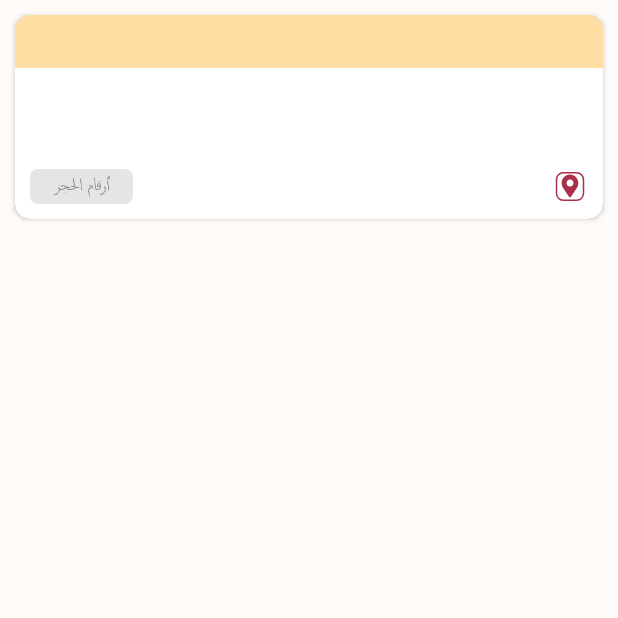
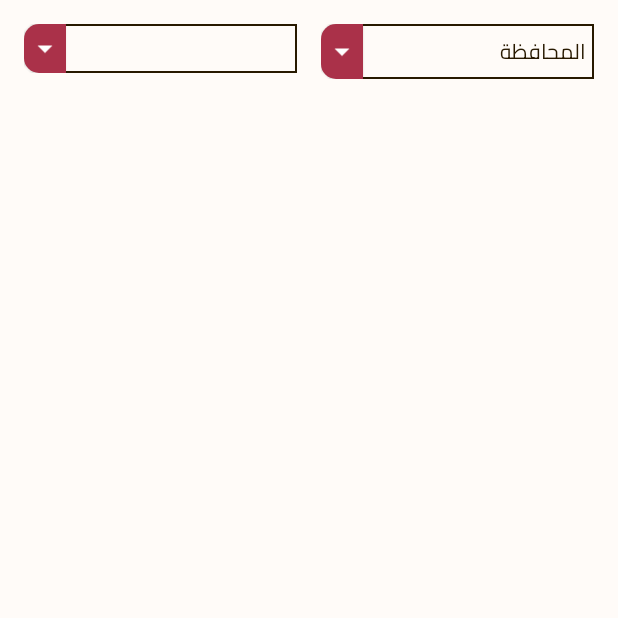
Before and after one commit to albasheer276/DoctorsPhones, an Android app: the screen it shows after launch (MainActivity), on a phone screen of 412 x 824 dp, the top half of it. Run offline under Robolectric (Android 15) with nearby library versions, the phone set to English and light mode, and no system bars.

Commit message:
create spinner layout

```diff
--- a/app/build.gradle
+++ b/app/build.gradle
@@ -1,6 +1,8 @@
 plugins {
     id 'com.android.application'
     id 'org.jetbrains.kotlin.android'
+    id 'kotlin-kapt'
+    id 'dagger.hilt.android.plugin'
 }
 
 android {
@@ -29,6 +31,10 @@ android {
     kotlinOptions {
         jvmTarget = '1.8'
     }
+
+    buildFeatures {
+        viewBinding true
+    }
 }
 
 dependencies {
@@ -40,4 +46,8 @@ dependencies {
     testImplementation 'junit:junit:4.13.2'
     androidTestImplementation 'androidx.test.ext:junit:1.1.3'
     androidTestImplementation 'androidx.test.espresso:espresso-core:3.4.0'
+
+    // dagger hilt
+    implementation "com.google.dagger:hilt-android:2.41"
+    kapt "com.google.dagger:hilt-compiler:2.41"
 }
--- a/app/src/main/java/it/doctorphones/com/MainActivity.kt
+++ b/app/src/main/java/it/doctorphones/com/MainActivity.kt
@@ -2,10 +2,26 @@ package it.doctorphones.com
 
 import androidx.appcompat.app.AppCompatActivity
 import android.os.Bundle
+import android.util.Log
+import android.view.LayoutInflater
+import it.doctorphones.com.databinding.ActivityMainBinding
+import it.doctorphones.com.databinding.SpinnersLayoutBinding
+import it.doctorphones.com.utils.SearchableSpinnerUtil
+import it.doctorphones.com.utils.provinces
 
 class MainActivity : AppCompatActivity() {
+    private val _log = "MainActivity_DP"
+    private lateinit var mBinding: ActivityMainBinding
     override fun onCreate(savedInstanceState: Bundle?) {
         super.onCreate(savedInstanceState)
-        setContentView(R.layout.activity_main)
+        mBinding = ActivityMainBinding.inflate(layoutInflater)
+        setContentView(mBinding.root)
+
+        val spinnerBinding = mBinding.spinnerLayout
+        spinnerBinding.spinnerTxtProvince.setOnClickListener {
+            SearchableSpinnerUtil.setupSearchableSpinner(this, provinces, "المحافظات"){ position: Int, selectedString: String ->
+                Log.d(_log, "onCreate: $position $selectedString")
+            }
+        }
     }
 }
--- /dev/null
+++ b/app/src/main/java/it/doctorphones/com/app/BaseApp.kt
@@ -0,0 +1,7 @@
+package it.doctorphones.com.app
+
+import android.app.Application
+import dagger.hilt.android.HiltAndroidApp
+
+@HiltAndroidApp
+class BaseApp: Application()
--- /dev/null
+++ b/app/src/main/java/it/doctorphones/com/app/DataModule.kt
@@ -0,0 +1,10 @@
+package it.doctorphones.com.app
+
+import dagger.Module
+import dagger.hilt.InstallIn
+import dagger.hilt.components.SingletonComponent
+
+@Module
+@InstallIn(SingletonComponent::class)
+object DataModule {
+}
--- /dev/null
+++ b/app/src/main/java/it/doctorphones/com/utils/Constants.kt
@@ -0,0 +1,22 @@
+package it.doctorphones.com.utils
+
+val provinces = arrayListOf(
+    "بابل",
+    "بغداد",
+    "اربيل",
+    "الانبار",
+    "البصرة",
+    "دهوك",
+    "الديوانية",
+    "ديالى",
+    "ذي قار",
+    "السليمانية",
+    "صلاح الدين",
+    "كركوك",
+    "كربلاء",
+    "المثنى",
+    "ميسان",
+    "النجف",
+    "نينوى",
+    "واسط",
+)
--- /dev/null
+++ b/app/src/main/java/it/doctorphones/com/utils/SearchableSpinnerUtil.kt
@@ -0,0 +1,17 @@
+package it.doctorphones.com.utils
+
+import android.content.Context
+
+object SearchableSpinnerUtil {
+
+    private val _log = "SearchableSpinnerUtil_DP"
+
+    fun setupSearchableSpinner(
+        context: Context,
+        items: ArrayList<String>,
+        title: String,
+        onItemSelectListener: (position: Int, selectedString: String) -> Unit
+    ) {
+
+    }
+}
--- /dev/null
+++ b/app/src/main/res/drawable/ic_arrow_drop_down.xml
@@ -0,0 +1,10 @@
+<vector xmlns:android="http://schemas.android.com/apk/res/android"
+    android:width="24dp"
+    android:height="24dp"
+    android:viewportWidth="24"
+    android:viewportHeight="24"
+    android:tint="@color/md_theme_light_onSecondary">
+  <path
+      android:fillColor="@android:color/white"
+      android:pathData="M7,10l5,5 5,-5z"/>
+</vector>
--- /dev/null
+++ b/app/src/main/res/drawable/spinner_arrow_bg.xml
@@ -0,0 +1,9 @@
+<?xml version="1.0" encoding="utf-8"?>
+<selector xmlns:android="http://schemas.android.com/apk/res/android">
+    <item>
+        <shape android:shape="rectangle">
+            <solid android:color="@color/md_theme_light_secondary" />
+            <corners android:topLeftRadius="10dp" android:bottomLeftRadius="10dp" />
+        </shape>
+    </item>
+</selector>
--- /dev/null
+++ b/app/src/main/res/drawable/spinner_bordered_bg.xml
@@ -0,0 +1,8 @@
+<?xml version="1.0" encoding="utf-8"?>
+<selector xmlns:android="http://schemas.android.com/apk/res/android">
+    <item>
+        <shape android:layout_width="wrap_content" android:layout_height="wrap_content" android:shape="rectangle">
+            <stroke android:width="1dp" android:color="@color/md_theme_light_onPrimaryContainer" />
+        </shape>
+    </item>
+</selector>
--- a/app/src/main/res/layout/activity_main.xml
+++ b/app/src/main/res/layout/activity_main.xml
@@ -6,6 +6,6 @@
     android:layout_height="match_parent"
     tools:context=".MainActivity">
 
-    <include layout="@layout/doctor_phone_item_layout" />
+    <include android:id="@+id/spinnerLayout" layout="@layout/spinners_layout" />
 
 </androidx.constraintlayout.widget.ConstraintLayout>
--- /dev/null
+++ b/app/src/main/res/layout/spinners_layout.xml
@@ -0,0 +1,76 @@
+<?xml version="1.0" encoding="utf-8"?>
+<androidx.constraintlayout.widget.ConstraintLayout xmlns:android="http://schemas.android.com/apk/res/android"
+    xmlns:app="http://schemas.android.com/apk/res-auto"
+    xmlns:tools="http://schemas.android.com/tools"
+    android:layout_width="match_parent"
+    android:layout_height="match_parent">
+
+    <LinearLayout
+        android:id="@+id/spinner"
+        android:layout_width="0dp"
+        android:layout_height="wrap_content"
+        android:layout_marginStart="16dp"
+        android:layout_marginTop="16dp"
+        android:layout_marginEnd="8dp"
+        android:orientation="horizontal"
+        app:layout_constraintEnd_toStartOf="@+id/spinner2"
+        app:layout_constraintHorizontal_bias="0.5"
+        app:layout_constraintStart_toStartOf="parent"
+        app:layout_constraintTop_toTopOf="parent"
+        tools:ignore="UseCompoundDrawables">
+
+        <ImageView
+            android:layout_width="wrap_content"
+            android:layout_height="match_parent"
+            android:background="@drawable/spinner_arrow_bg"
+            android:contentDescription="@string/spinner_dropdown"
+            android:paddingHorizontal="2dp"
+            android:translationZ="1dp"
+            app:srcCompat="@drawable/ic_arrow_drop_down" />
+
+        <TextView
+            android:layout_width="match_parent"
+            android:layout_height="match_parent"
+            android:layout_marginStart="-2dp"
+            android:background="@drawable/spinner_bordered_bg"
+            android:padding="5dp"
+            android:textColor="@color/md_theme_light_onPrimaryContainer"
+            tools:text="الاختصاص" />
+
+    </LinearLayout>
+
+    <LinearLayout
+        android:id="@+id/spinner2"
+        android:layout_width="0dp"
+        android:layout_height="wrap_content"
+        android:layout_marginStart="8dp"
+        android:layout_marginTop="16dp"
+        android:layout_marginEnd="16dp"
+        android:orientation="horizontal"
+        app:layout_constraintEnd_toEndOf="parent"
+        app:layout_constraintHorizontal_bias="0.5"
+        app:layout_constraintStart_toEndOf="@+id/spinner"
+        app:layout_constraintTop_toTopOf="parent"
+        tools:ignore="UseCompoundDrawables">
+
+        <ImageView
+            android:layout_width="wrap_content"
+            android:layout_height="match_parent"
+            android:background="@drawable/spinner_arrow_bg"
+            android:contentDescription="@string/spinner_dropdown"
+            android:paddingHorizontal="2dp"
+            android:translationZ="1dp"
+            app:srcCompat="@drawable/ic_arrow_drop_down" />
+
+        <TextView
+            android:id="@+id/spinner_txtProvince"
+            android:layout_width="match_parent"
+            android:layout_height="match_parent"
+            android:layout_marginStart="-2dp"
+            android:background="@drawable/spinner_bordered_bg"
+            android:padding="5dp"
+            android:textColor="@color/md_theme_light_onPrimaryContainer"
+            android:text="@string/province" />
+
+    </LinearLayout>
+</androidx.constraintlayout.widget.ConstraintLayout>
--- a/app/src/main/res/values/strings.xml
+++ b/app/src/main/res/values/strings.xml
@@ -8,4 +8,6 @@
     <string name="male_doctor">male doctor</string>
     <string name="map_marker_button">map marker button</string>
     <string name="phones">أرقام الحجز</string>
+    <string name="spinner_dropdown">spinner dropdown</string>
+    <string name="province">المحافظة</string>
 </resources>
--- a/build.gradle
+++ b/build.gradle
@@ -1,3 +1,8 @@
+buildscript {
+    dependencies {
+        classpath "com.google.dagger:hilt-android-gradle-plugin:2.41"
+    }
+}
 // Top-level build file where you can add configuration options common to all sub-projects/modules.
 plugins {
     id 'com.android.application' version '7.1.2' apply false
--- a/settings.gradle
+++ b/settings.gradle
@@ -10,7 +10,9 @@ dependencyResolutionManagement {
     repositories {
         google()
         mavenCentral()
+        maven { url 'https://jitpack.io' }
     }
 }
 rootProject.name = "Doctors Phones"
 include ':app'
+include ':searchablespinner'
```
